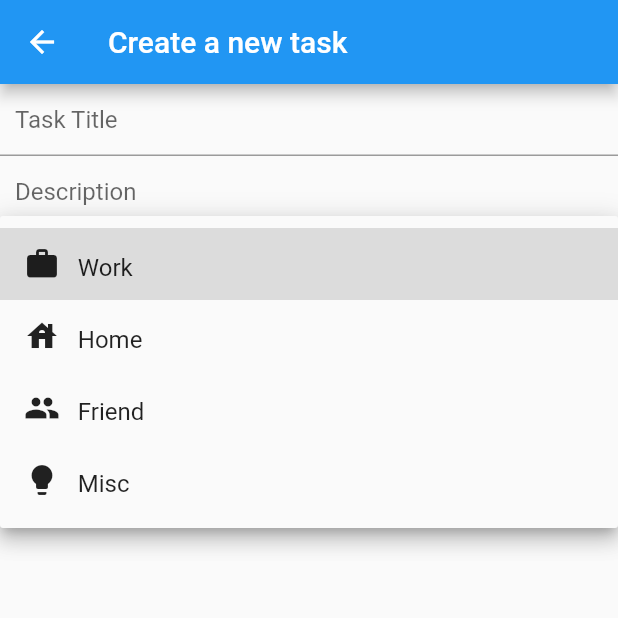
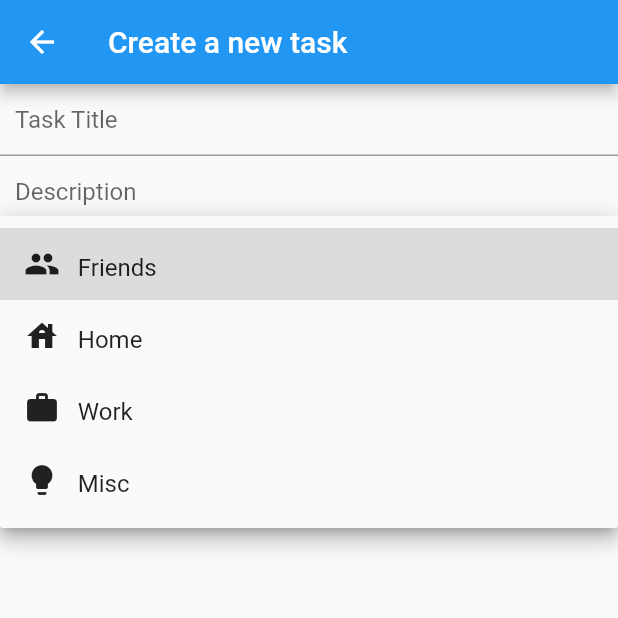
Before and after one commit to aaronalberg/percolate, a Flutter app: the TaskCreate screen opened directly with empty values, after a tap on "Category", on a phone screen of 412 x 824 dp, the top half of it. Run offline on Flutter 3.47's test engine with Material 2 defaults, Android fonts, the phone set to English and light mode, and no system bars; our stand-ins replace sqflite; accounts and stored records are empty.

Commit message:
refactoring and style updates

```diff
--- a/lib/helpers.dart
+++ b/lib/helpers.dart
@@ -1,8 +1,22 @@
 import 'package:flutter/material.dart';
+import 'taskcreate.dart';
+import 'task.dart';
 
-Icon matchCatToIcon(String cat) {
+enum Category {
+  Friends(cardColor: Color(0xffd9d2e9), headerColor: Color(0xffb4a7d6)),
+  Home(cardColor: Color(0xfff4cccc), headerColor: Color(0xffea9999)),
+  Work(cardColor: Color(0xffd9ead3), headerColor: Color(0xffb6d7a8)),
+  Misc(cardColor: Color(0xfffff2cc), headerColor: Color(0xffffe599));
+
+  const Category({required this.cardColor, required this.headerColor});
+
+  final Color cardColor;
+  final Color headerColor;
+}
+
+Icon matchCatStringToIcon(String cat) {
   switch (cat) {
-    case "Friend":
+    case "Friends":
       return Icon(Icons.people);
     case "Home":
       return Icon(Icons.house);
@@ -12,3 +26,16 @@ Icon matchCatToIcon(String cat) {
       return Icon(Icons.lightbulb);
   }
 }
+
+Category matchCatFromString(String cat) {
+  switch (cat) {
+    case "Friends":
+      return Category.Friends;
+    case "Home":
+      return Category.Home;
+    case "Work":
+      return Category.Work;
+    default:
+      return Category.Misc;
+  }
+}
--- a/lib/task.dart
+++ b/lib/task.dart
@@ -1,10 +1,20 @@
 import 'dart:async';
 import 'package:path/path.dart';
 import 'package:sqflite/sqflite.dart' as sql;
+import 'package:sqflite/sqflite.dart';
+import 'helpers.dart';
 
-import 'package:sqflite/sqflite.dart';
+abstract class TaskListItem {
+  const TaskListItem();
+}
 
-class Task {
+class TaskListHeader extends TaskListItem {
+  final Category category;
+
+  const TaskListHeader(this.category);
+}
+
+class Task extends TaskListItem{
   final String title;
   final String description;
   final String category;
@@ -80,8 +90,8 @@ class TaskProvider {
       Map map = maps.first;
       return Task(
           title: map[columnTitle],
-          description: columnDescription,
-          category: columnCategory);
+          description: map[columnDescription],
+          category: map[columnCategory]);
     }
     return null;
   }
--- a/lib/taskcreate.dart
+++ b/lib/taskcreate.dart
@@ -3,7 +3,6 @@ import 'package:percolate/task.dart';
 import 'package:sqflite/sqflite.dart';
 import 'helpers.dart';
 
-enum Category { Work, Home, Friend, Misc }
 
 class TaskCreate extends StatefulWidget {
   TaskCreate(
@@ -24,8 +23,8 @@ class _TaskCreateState extends State<TaskCreate> {
 
   Category? matchCategory(String? toMatch) {
     switch (toMatch) {
-      case "Friend":
-        return Category.Friend;
+      case "Friends":
+        return Category.Friends;
       case "Work":
         return Category.Work;
       case "Home":
@@ -130,7 +129,7 @@ class _TaskCreateState extends State<TaskCreate> {
                       TextSpan(
                         children: [
                           WidgetSpan(
-                              child: matchCatToIcon(cat.name)
+                              child: matchCatStringToIcon(cat.name)
                           ),
                           TextSpan(
                             text: "   ${cat.name}",
```
Also changed, not shown: lib/alltasksview.dart (added, +110 -0 lines), lib/main.dart (+13 -29 lines).
